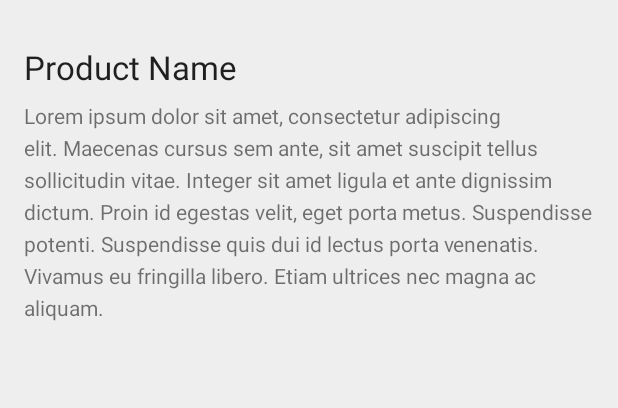
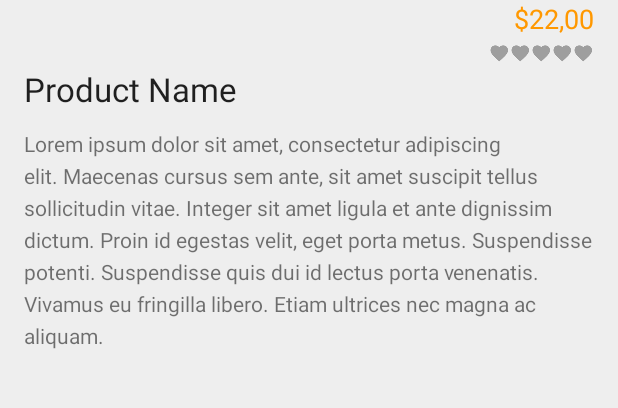
Before and after one commit to fnk0/ILoveMarshmallow, an Android app: the layout activity_detail.xml on its own in the app's theme, with its tools: preview values and no code run, on a phone screen of 412 x 824 dp, the part 480-888 px from its top. Run offline under Robolectric (Android 15) with nearby library versions, the phone set to English and light mode, and no system bars; plain views replace HtmlTextView.

```diff
--- a/app/build.gradle
+++ b/app/build.gradle
@@ -49,6 +49,7 @@ dependencies {
 
     // UI
     compile 'org.sufficientlysecure:html-textview:1.2'
+    compile 'com.github.jorgecastilloprz:fillableloaders:1.02@aar'
 
     // Code Generators
     compile 'com.jakewharton:butterknife:7.0.1'
--- a/app/src/main/java/com/gabilheri/ilovemarshmallow/Const.java
+++ b/app/src/main/java/com/gabilheri/ilovemarshmallow/Const.java
@@ -11,5 +11,7 @@ public class Const {
 
     public static final String ASIN = "asin";
     public static final String TRANSITION_IMAGE = "imageTransition";
+    public static final String TRANSITION_PRICE = "priceTransition";
+    public static final String TRANSITION_RATING = "ratingTransition";
 
 }
--- a/app/src/main/java/com/gabilheri/ilovemarshmallow/ui/main/SearchResultsAdapter.java
+++ b/app/src/main/java/com/gabilheri/ilovemarshmallow/ui/main/SearchResultsAdapter.java
@@ -60,9 +60,7 @@ public class SearchResultsAdapter extends RecyclerView.Adapter<SearchResultsAdap
         }
 
         holder.itemPrice.setText(item.getPrice());
-        holder.itemView.setTag(R.id.asin, item.getAsin());
-        holder.itemView.setTag(R.id.item_title, item.getBrandName());
-        holder.itemImage.setTag(R.id.item_image, item.getImageUrl());
+        holder.itemView.setTag(R.id.asin, item);
     }
 
     public List<SearchResultItem> getItems() {
--- a/app/src/main/res/layout/activity_detail.xml
+++ b/app/src/main/res/layout/activity_detail.xml
@@ -61,13 +61,30 @@
       android:orientation="vertical"
       android:paddingLeft="@dimen/activity_vertical_margin"
       android:paddingRight="@dimen/activity_vertical_margin"
-      android:paddingTop="70dp">
+      android:paddingTop="40dp">
 
-      <TextView
+      <android.support.v7.widget.AppCompatTextView
+        android:id="@+id/item_price"
+        tools:text="$22,00"
+        android:gravity="end"
+        style="@style/ListItemPrice"
+        android:transitionName="priceTransition"
+        android:layout_width="match_parent"
+        android:layout_height="wrap_content"/>
+
+      <android.support.v7.widget.AppCompatRatingBar
+        android:id="@+id/item_rating_bar"
+        style="@style/RateBarSmall"
+        android:transitionName="ratingTransition"
+        android:layout_gravity="end"
+        android:layout_width="wrap_content"
+        android:layout_height="wrap_content"/>
+
+      <android.support.v7.widget.AppCompatTextView
         android:id="@+id/product_name"
         tools:text="Product Name"
         android:textAppearance="?android:attr/textAppearanceLarge"
-        android:layout_marginBottom="8dp"
+        android:layout_marginBottom="12dp"
         android:layout_width="match_parent"
         android:layout_height="wrap_content"/>
 
```
Also changed, not shown: app/src/main/java/com/gabilheri/ilovemarshmallow/MarshmallowUtils.java (+11 -6 lines), app/src/main/java/com/gabilheri/ilovemarshmallow/base/BaseRecyclerListFragment.java (+14 -0 lines), app/src/main/java/com/gabilheri/ilovemarshmallow/ui/Path.java (added, +27 -0 lines), app/src/main/java/com/gabilheri/ilovemarshmallow/ui/detail/DetailActivity.java (+27 -6 lines), app/src/main/java/com/gabilheri/ilovemarshmallow/ui/main/SearchFragment.java (+21 -5 lines), app/src/main/java/com/gabilheri/ilovemarshmallow/ui/main/SearchScrollListener.java (+18 -8 lines), app/src/main/res/layout/list_fragment.xml (+20 -2 lines), 1 other file.
